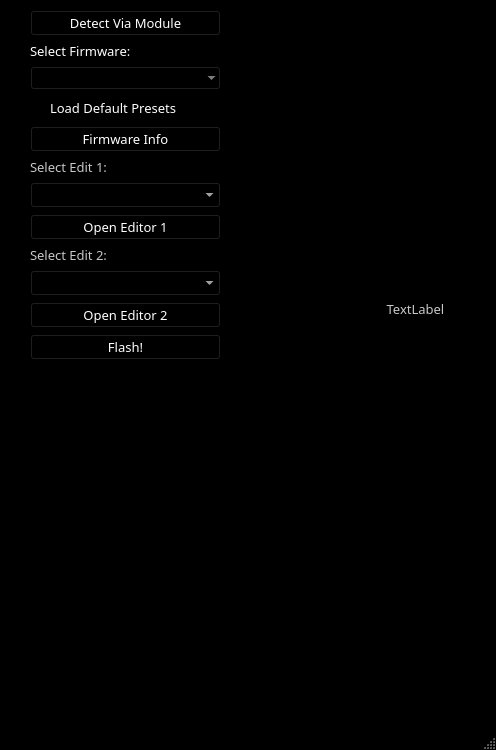
Before: the Qt Designer form mainwindow.ui in starlingcode/viaflash, drawn with Qt 5.
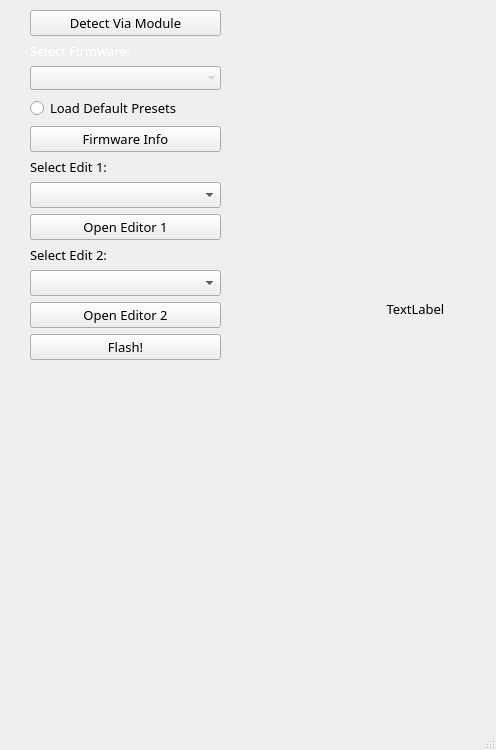
After: the same form once the commit is applied.

Diff of the .ui file:
```diff
--- a/mainwindow.ui
+++ b/mainwindow.ui
@@ -22,421 +22,6 @@
     <height>750</height>
    </size>
   </property>
-  <property name="palette">
-   <palette>
-    <active>
-     <colorrole role="WindowText">
-      <brush brushstyle="SolidPattern">
-       <color alpha="255">
-        <red>200</red>
-        <green>200</green>
-        <blue>200</blue>
-       </color>
-      </brush>
-     </colorrole>
-     <colorrole role="Button">
-      <brush brushstyle="SolidPattern">
-       <color alpha="255">
-        <red>0</red>
-        <green>0</green>
-        <blue>0</blue>
-       </color>
-      </brush>
-     </colorrole>
-     <colorrole role="Light">
-      <brush brushstyle="SolidPattern">
-       <color alpha="255">
-        <red>0</red>
-        <green>0</green>
-        <blue>0</blue>
-       </color>
-      </brush>
-     </colorrole>
-     <colorrole role="Midlight">
-      <brush brushstyle="SolidPattern">
-       <color alpha="255">
-        <red>0</red>
-        <green>0</green>
-        <blue>0</blue>
-       </color>
-      </brush>
-     </colorrole>
-     <colorrole role="Dark">
-      <brush brushstyle="SolidPattern">
-       <color alpha="255">
-        <red>0</red>
-        <green>0</green>
-        <blue>0</blue>
-       </color>
-      </brush>
-     </colorrole>
-     <colorrole role="Mid">
-      <brush brushstyle="SolidPattern">
-       <color alpha="255">
-        <red>0</red>
-        <green>0</green>
-        <blue>0</blue>
-       </color>
-      </brush>
-     </colorrole>
-     <colorrole role="Text">
-      <brush brushstyle="SolidPattern">
-       <color alpha="255">
-        <red>255</red>
-        <green>255</green>
-        <blue>255</blue>
-       </color>
-      </brush>
-     </colorrole>
-     <colorrole role="BrightText">
-      <brush brushstyle="SolidPattern">
-       <color alpha="255">
-        <red>255</red>
-        <green>255</green>
-        <blue>255</blue>
-       </color>
-      </brush>
-     </colorrole>
-     <colorrole role="ButtonText">
-      <brush brushstyle="SolidPattern">
-       <color alpha="255">
-        <red>255</red>
-        <green>255</green>
-        <blue>255</blue>
-       </color>
-      </brush>
-     </colorrole>
-     <colorrole role="Base">
-      <brush brushstyle="SolidPattern">
-       <color alpha="255">
-        <red>0</red>
-        <green>0</green>
-        <blue>0</blue>
-       </color>
-      </brush>
-     </colorrole>
-     <colorrole role="Window">
-      <brush brushstyle="SolidPattern">
-       <color alpha="255">
-        <red>0</red>
-        <green>0</green>
-        <blue>0</blue>
-       </color>
-      </brush>
-     </colorrole>
-     <colorrole role="Shadow">
-      <brush brushstyle="SolidPattern">
-       <color alpha="255">
-        <red>0</red>
-        <green>0</green>
-        <blue>0</blue>
-       </color>
-      </brush>
-     </colorrole>
-     <colorrole role="AlternateBase">
-      <brush brushstyle="SolidPattern">
-       <color alpha="255">
-        <red>0</red>
-        <green>0</green>
-        <blue>0</blue>
-       </color>
-      </brush>
-     </colorrole>
-     <colorrole role="ToolTipBase">
-      <brush brushstyle="SolidPattern">
-       <color alpha="255">
-        <red>255</red>
-        <green>255</green>
-        <blue>220</blue>
-       </color>
-      </brush>
-     </colorrole>
-     <colorrole role="ToolTipText">
-      <brush brushstyle="SolidPattern">
-       <color alpha="255">
-        <red>0</red>
-        <green>0</green>
-        <blue>0</blue>
-       </color>
-      </brush>
-     </colorrole>
-    </active>
-    <inactive>
-     <colorrole role="WindowText">
-      <brush brushstyle="SolidPattern">
-       <color alpha="255">
-        <red>200</red>
-        <green>200</green>
-        <blue>200</blue>
-       </color>
-      </brush>
-     </colorrole>
-     <colorrole role="Button">
-      <brush brushstyle="SolidPattern">
-       <color alpha="255">
-        <red>0</red>
-        <green>0</green>
-        <blue>0</blue>
-       </color>
-      </brush>
-     </colorrole>
-     <colorrole role="Light">
-      <brush brushstyle="SolidPattern">
-       <color alpha="255">
-        <red>0</red>
-        <green>0</green>
-        <blue>0</blue>
-       </color>
-      </brush>
-     </colorrole>
-     <colorrole role="Midlight">
-      <brush brushstyle="SolidPattern">
-       <color alpha="255">
-        <red>0</red>
-        <green>0</green>
-        <blue>0</blue>
-       </color>
-      </brush>
-     </colorrole>
-     <colorrole role="Dark">
-      <brush brushstyle="SolidPattern">
-       <color alpha="255">
-        <red>0</red>
-        <green>0</green>
-        <blue>0</blue>
-       </color>
-      </brush>
-     </colorrole>
-     <colorrole role="Mid">
-      <brush brushstyle="SolidPattern">
-       <color alpha="255">
-        <red>0</red>
-        <green>0</green>
-        <blue>0</blue>
-       </color>
-      </brush>
-     </colorrole>
-     <colorrole role="Text">
-      <brush brushstyle="SolidPattern">
-       <color alpha="255">
-        <red>255</red>
-        <green>255</green>
-        <blue>255</blue>
-       </color>
-      </brush>
-     </colorrole>
-     <colorrole role="BrightText">
-      <brush brushstyle="SolidPattern">
-       <color alpha="255">
-        <red>255</red>
-        <green>255</green>
-        <blue>255</blue>
-       </color>
-      </brush>
-     </colorrole>
-     <colorrole role="ButtonText">
-      <brush brushstyle="SolidPattern">
-       <color alpha="255">
-        <red>255</red>
-        <green>255</green>
-        <blue>255</blue>
-       </color>
-      </brush>
-     </colorrole>
-     <colorrole role="Base">
-      <brush brushstyle="SolidPattern">
-       <color alpha="255">
-        <red>0</red>
-        <green>0</green>
-        <blue>0</blue>
-       </color>
-      </brush>
-     </colorrole>
-     <colorrole role="Window">
-      <brush brushstyle="SolidPattern">
-       <color alpha="255">
-        <red>0</red>
-        <green>0</green>
-        <blue>0</blue>
-       </color>
-      </brush>
-     </colorrole>
-     <colorrole role="Shadow">
-      <brush brushstyle="SolidPattern">
-       <color alpha="255">
-        <red>0</red>
-        <green>0</green>
-        <blue>0</blue>
-       </color>
-      </brush>
-     </colorrole>
-     <colorrole role="AlternateBase">
-      <brush brushstyle="SolidPattern">
-       <color alpha="255">
-        <red>0</red>
-        <green>0</green>
-        <blue>0</blue>
-       </color>
-      </brush>
-     </colorrole>
-     <colorrole role="ToolTipBase">
-      <brush brushstyle="SolidPattern">
-       <color alpha="255">
-        <red>255</red>
-        <green>255</green>
-        <blue>220</blue>
-       </color>
-      </brush>
-     </colorrole>
-     <colorrole role="ToolTipText">
-      <brush brushstyle="SolidPattern">
-       <color alpha="255">
-        <red>0</red>
-        <green>0</green>
-        <blue>0</blue>
-       </color>
-      </brush>
-     </colorrole>
-    </inactive>
-    <disabled>
-     <colorrole role="WindowText">
-      <brush brushstyle="SolidPattern">
-       <color alpha="255">
-        <red>0</red>
-        <green>0</green>
-        <blue>0</blue>
-       </color>
-      </brush>
-     </colorrole>
-     <colorrole role="Button">
-      <brush brushstyle="SolidPattern">
-       <color alpha="255">
-        <red>0</red>
-        <green>0</green>
-        <blue>0</blue>
-       </color>
-      </brush>
-     </colorrole>
-     <colorrole role="Light">
-      <brush brushstyle="SolidPattern">
-       <color alpha="255">
-        <red>0</red>
-        <green>0</green>
-        <blue>0</blue>
-       </color>
-      </brush>
-     </colorrole>
-     <colorrole role="Midlight">
-      <brush brushstyle="SolidPattern">
-       <color alpha="255">
-        <red>0</red>
-        <green>0</green>
-        <blue>0</blue>
-       </color>
-      </brush>
-     </colorrole>
-     <colorrole role="Dark">
-      <brush brushstyle="SolidPattern">
-       <color alpha="255">
-        <red>0</red>
-        <green>0</green>
-        <blue>0</blue>
-       </color>
-      </brush>
-     </colorrole>
-     <colorrole role="Mid">
-      <brush brushstyle="SolidPattern">
-       <color alpha="255">
-        <red>0</red>
-        <green>0</green>
-        <blue>0</blue>
-       </color>
-      </brush>
-     </colorrole>
-     <colorrole role="Text">
-      <brush brushstyle="SolidPattern">
-       <color alpha="255">
-        <red>0</red>
-        <green>0</green>
-        <blue>0</blue>
-       </color>
-      </brush>
-     </colorrole>
-     <colorrole role="BrightText">
-      <brush brushstyle="SolidPattern">
-       <color alpha="255">
-        <red>255</red>
-        <green>255</green>
-        <blue>255</blue>
-       </color>
-      </brush>
-     </colorrole>
-     <colorrole role="ButtonText">
-      <brush brushstyle="SolidPattern">
-       <color alpha="255">
-        <red>0</red>
-        <green>0</green>
-        <blue>0</blue>
-       </color>
-      </brush>
-     </colorrole>
-     <colorrole role="Base">
-      <brush brushstyle="SolidPattern">
-       <color alpha="255">
-        <red>0</red>
-        <green>0</green>
-        <blue>0</blue>
-       </color>
-      </brush>
-     </colorrole>
-     <colorrole role="Window">
-      <brush brushstyle="SolidPattern">
-       <color alpha="255">
-        <red>0</red>
-        <green>0</green>
-        <blue>0</blue>
-       </color>
-      </brush>
-     </colorrole>
-     <colorrole role="Shadow">
-      <brush brushstyle="SolidPattern">
-       <color alpha="255">
-        <red>0</red>
-        <green>0</green>
-        <blue>0</blue>
-       </color>
-      </brush>
-     </colorrole>
-     <colorrole role="AlternateBase">
-      <brush brushstyle="SolidPattern">
-       <color alpha="255">
-        <red>0</red>
-        <green>0</green>
-        <blue>0</blue>
-       </color>
-      </brush>
-     </colorrole>
-     <colorrole role="ToolTipBase">
-      <brush brushstyle="SolidPattern">
-       <color alpha="255">
-        <red>255</red>
-        <green>255</green>
-        <blue>220</blue>
-       </color>
-      </brush>
-     </colorrole>
-     <colorrole role="ToolTipText">
-      <brush brushstyle="SolidPattern">
-       <color alpha="255">
-        <red>0</red>
-        <green>0</green>
-        <blue>0</blue>
-       </color>
-      </brush>
-     </colorrole>
-    </disabled>
-   </palette>
-  </property>
   <property name="font">
    <font>
     <family>IBM Plex Sans</family>
@@ -604,259 +189,6 @@
      </item>
      <item>
       <widget class="QRadioButton" name="loadDefaultButton">
-       <property name="palette">
-        <palette>
-         <active>
-          <colorrole role="WindowText">
-           <brush brushstyle="SolidPattern">
-            <color alpha="255">
-             <red>255</red>
-             <green>255</green>
-             <blue>255</blue>
-            </color>
-           </brush>
-          </colorrole>
-          <colorrole role="Button">
-           <brush brushstyle="SolidPattern">
-            <color alpha="255">
-             <red>0</red>
-             <green>0</green>
-             <blue>0</blue>
-            </color>
-           </brush>
-          </colorrole>
-          <colorrole role="Light">
-           <brush brushstyle="SolidPattern">
-            <color alpha="255">
-             <red>92</red>
-             <green>92</green>
-             <blue>92</blue>
-            </color>
-           </brush>
-          </colorrole>
-          <colorrole role="Midlight">
-           <brush brushstyle="SolidPattern">
-            <color alpha="255">
-             <red>77</red>
-             <green>77</green>
-             <blue>77</blue>
-            </color>
-           </brush>
-          </colorrole>
-          <colorrole role="Mid">
-           <brush brushstyle="SolidPattern">
-            <color alpha="255">
-             <red>64</red>
-             <green>64</green>
-             <blue>64</blue>
-            </color>
-           </brush>
-          </colorrole>
-          <colorrole role="Text">
-           <brush brushstyle="SolidPattern">
-            <color alpha="255">
-             <red>255</red>
-             <green>255</green>
-             <blue>255</blue>
-            </color>
-           </brush>
-          </colorrole>
-          <colorrole role="ButtonText">
-           <brush brushstyle="SolidPattern">
-            <color alpha="255">
-             <red>255</red>
-             <green>255</green>
-             <blue>255</blue>
-            </color>
-           </brush>
-          </colorrole>
-          <colorrole role="Base">
-           <brush brushstyle="SolidPattern">
-            <color alpha="255">
-             <red>0</red>
-             <green>0</green>
-             <blue>0</blue>
-            </color>
-           </brush>
-          </colorrole>
-          <colorrole role="Window">
-           <brush brushstyle="SolidPattern">
-            <color alpha="255">
-             <red>0</red>
-             <green>0</green>
-             <blue>0</blue>
-            </color>
-           </brush>
-          </colorrole>
-         </active>
-         <inactive>
-          <colorrole role="WindowText">
-           <brush brushstyle="SolidPattern">
-            <color alpha="255">
-             <red>255</red>
-             <green>255</green>
-             <blue>255</blue>
-            </color>
-           </brush>
-          </colorrole>
-          <colorrole role="Button">
-           <brush brushstyle="SolidPattern">
-            <color alpha="255">
-             <red>0</red>
-             <green>0</green>
-             <blue>0</blue>
-            </color>
-           </brush>
-          </colorrole>
-          <colorrole role="Light">
-           <brush brushstyle="SolidPattern">
-            <color alpha="255">
-             <red>92</red>
-             <green>92</green>
-             <blue>92</blue>
-            </color>
-           </brush>
-          </colorrole>
-          <colorrole role="Midlight">
-           <brush brushstyle="SolidPattern">
-            <color alpha="255">
-             <red>77</red>
-             <green>77</green>
-             <blue>77</blue>
-            </color>
-           </brush>
-          </colorrole>
-          <colorrole role="Mid">
-           <brush brushstyle="SolidPattern">
-            <color alpha="255">
-             <red>64</red>
-             <green>64</green>
-             <blue>64</blue>
-            </color>
-           </brush>
-          </colorrole>
-          <colorrole role="Text">
-           <brush brushstyle="SolidPattern">
-            <color alpha="255">
-             <red>255</red>
-             <green>255</green>
-             <blue>255</blue>
-            </color>
-           </brush>
-          </colorrole>
-          <colorrole role="ButtonText">
-           <brush brushstyle="SolidPattern">
-            <color alpha="255">
-             <red>255</red>
-             <green>255</green>
-             <blue>255</blue>
-            </color>
-           </brush>
-          </colorrole>
-          <colorrole role="Base">
-           <brush brushstyle="SolidPattern">
-            <color alpha="255">
-             <red>0</red>
-             <green>0</green>
-             <blue>0</blue>
-            </color>
-           </brush>
-          </colorrole>
-          <colorrole role="Window">
-           <brush brushstyle="SolidPattern">
-            <color alpha="255">
-             <red>0</red>
-             <green>0</green>
-             <blue>0</blue>
-            </color>
-           </brush>
-          </colorrole>
-         </inactive>
-         <disabled>
-          <colorrole role="WindowText">
-           <brush brushstyle="SolidPattern">
-            <color alpha="255">
-             <red>255</red>
-             <green>255</green>
-             <blue>255</blue>
-            </color>
-           </brush>
-          </colorrole>
-          <colorrole role="Button">
-           <brush brushstyle="SolidPattern">
-            <color alpha="255">
-             <red>0</red>
-             <green>0</green>
-             <blue>0</blue>
-            </color>
-           </brush>
-          </colorrole>
-          <colorrole role="Light">
-           <brush brushstyle="SolidPattern">
-            <color alpha="255">
-             <red>92</red>
-             <green>92</green>
-             <blue>92</blue>
-            </color>
-           </brush>
-          </colorrole>
-          <colorrole role="Midlight">
-           <brush brushstyle="SolidPattern">
-            <color alpha="255">
-             <red>77</red>
-             <green>77</green>
-             <blue>77</blue>
-            </color>
-           </brush>
-          </colorrole>
-          <colorrole role="Mid">
-           <brush brushstyle="SolidPattern">
-            <color alpha="255">
-             <red>64</red>
-             <green>64</green>
-             <blue>64</blue>
-            </color>
-           </brush>
-          </colorrole>
-          <colorrole role="Text">
-           <brush brushstyle="SolidPattern">
-            <color alpha="255">
-             <red>255</red>
-             <green>255</green>
-             <blue>255</blue>
-            </color>
-           </brush>
-          </colorrole>
-          <colorrole role="ButtonText">
-           <brush brushstyle="SolidPattern">
-            <color alpha="255">
-             <red>255</red>
-             <green>255</green>
-             <blue>255</blue>
-            </color>
-           </brush>
-          </colorrole>
-          <colorrole role="Base">
-           <brush brushstyle="SolidPattern">
-            <color alpha="255">
-             <red>0</red>
-             <green>0</green>
-             <blue>0</blue>
-            </color>
-           </brush>
-          </colorrole>
-          <colorrole role="Window">
-           <brush brushstyle="SolidPattern">
-            <color alpha="255">
-             <red>0</red>
-             <green>0</green>
-             <blue>0</blue>
-            </color>
-           </brush>
-          </colorrole>
-         </disabled>
-        </palette>
-       </property>
        <property name="font">
         <font>
          <family>IBM Plex Sans</family>
@@ -864,8 +196,7 @@
         </font>
        </property>
        <property name="styleSheet">
-        <string notr="true">background-color:rgb(0, 0, 0);
-color:rgb(255,255,255);</string>
+        <string notr="true"/>
        </property>
        <property name="text">
         <string>Load Default Presets</string>
```
